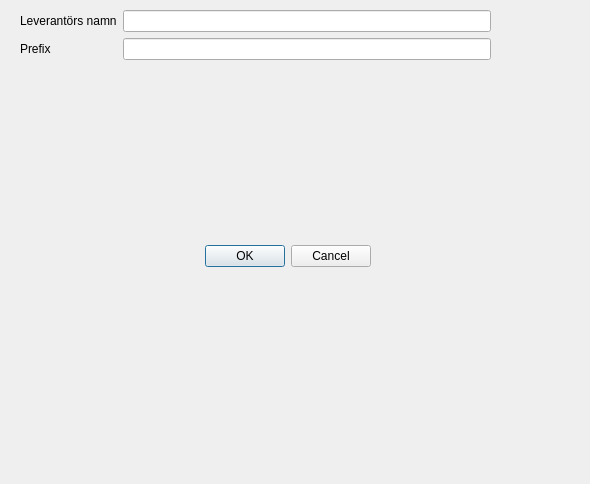
Before: the Qt Designer form supplierdialog.ui in stensel/prislista, drawn with Qt 5.
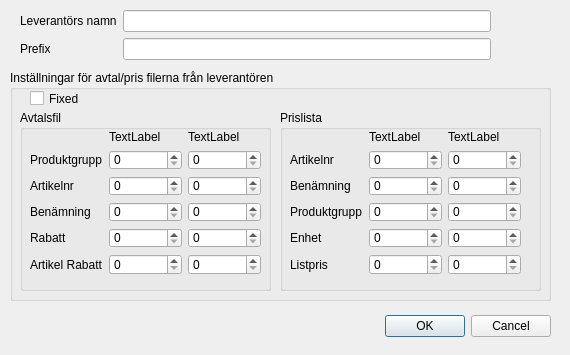
After: the same form once the commit is applied.

Diff of the .ui file:
```diff
--- a/supplierdialog.ui
+++ b/supplierdialog.ui
@@ -6,8 +6,8 @@
    <rect>
     <x>0</x>
     <y>0</y>
-    <width>590</width>
-    <height>484</height>
+    <width>570</width>
+    <height>355</height>
    </rect>
   </property>
   <property name="windowTitle">
@@ -16,8 +16,8 @@
   <widget class="QDialogButtonBox" name="buttonBox">
    <property name="geometry">
     <rect>
-     <x>30</x>
-     <y>240</y>
+     <x>210</x>
+     <y>310</y>
      <width>341</width>
      <height>32</height>
     </rect>
@@ -29,13 +29,13 @@
     <set>QDialogButtonBox::Cancel|QDialogButtonBox::Ok</set>
    </property>
   </widget>
-  <widget class="QWidget" name="">
+  <widget class="QWidget" name="layoutWidget">
    <property name="geometry">
     <rect>
      <x>20</x>
      <y>10</y>
      <width>471</width>
-     <height>141</height>
+     <height>51</height>
     </rect>
    </property>
    <layout class="QFormLayout" name="formLayout">
@@ -61,6 +61,241 @@
     </item>
    </layout>
   </widget>
+  <widget class="QGroupBox" name="groupBox">
+   <property name="geometry">
+    <rect>
+     <x>10</x>
+     <y>70</y>
+     <width>541</width>
+     <height>231</height>
+    </rect>
+   </property>
+   <property name="title">
+    <string>Inställningar för avtal/pris filerna från leverantören</string>
+   </property>
+   <widget class="QGroupBox" name="AgreementGP">
+    <property name="geometry">
+     <rect>
+      <x>10</x>
+      <y>40</y>
+      <width>251</width>
+      <height>181</height>
+     </rect>
+    </property>
+    <property name="title">
+     <string>Avtalsfil</string>
+    </property>
+    <widget class="QWidget" name="layoutWidget">
+     <property name="geometry">
+      <rect>
+       <x>10</x>
+       <y>20</y>
+       <width>231</width>
+       <height>145</height>
+      </rect>
+     </property>
+     <layout class="QGridLayout" name="gridLayout">
+      <item row="3" column="0">
+       <widget class="QLabel" name="label_5">
+        <property name="text">
+         <string>Benämning</string>
+        </property>
+       </widget>
+      </item>
+      <item row="1" column="3">
+       <widget class="QSpinBox" name="A_Product2"/>
+      </item>
+      <item row="2" column="0">
+       <widget class="QLabel" name="label_4">
+        <property name="text">
+         <string>Artikelnr</string>
+        </property>
+       </widget>
+      </item>
+      <item row="3" column="1">
+       <widget class="QSpinBox" name="A_Title1"/>
+      </item>
+      <item row="3" column="3">
+       <widget class="QSpinBox" name="A_Title2"/>
+      </item>
+      <item row="4" column="1">
+       <widget class="QSpinBox" name="A_Discount1"/>
+      </item>
+      <item row="4" column="3">
+       <widget class="QSpinBox" name="A_Discount2"/>
+      </item>
+      <item row="5" column="1">
+       <widget class="QSpinBox" name="A_ItemDiscount1"/>
+      </item>
+      <item row="5" column="0">
+       <widget class="QLabel" name="label_7">
+        <property name="text">
+         <string>Artikel Rabatt</string>
+        </property>
+       </widget>
+      </item>
+      <item row="4" column="0">
+       <widget class="QLabel" name="label_6">
+        <property name="text">
+         <string>Rabatt</string>
+        </property>
+       </widget>
+      </item>
+      <item row="5" column="3">
+       <widget class="QSpinBox" name="A_ItemDiscount2"/>
+      </item>
+      <item row="2" column="3">
+       <widget class="QSpinBox" name="A_Item2"/>
+      </item>
+      <item row="2" column="1">
+       <widget class="QSpinBox" name="A_Item1"/>
+      </item>
+      <item row="1" column="1">
+       <widget class="QSpinBox" name="A_Product1"/>
+      </item>
+      <item row="1" column="0">
+       <widget class="QLabel" name="label_3">
+        <property name="text">
+         <string>Produktgrupp</string>
+        </property>
+       </widget>
+      </item>
+      <item row="0" column="1">
+       <widget class="QLabel" name="A_C1L">
+        <property name="text">
+         <string>TextLabel</string>
+        </property>
+       </widget>
+      </item>
+      <item row="0" column="3">
+       <widget class="QLabel" name="A_C2L">
+        <property name="text">
+         <string>TextLabel</string>
+        </property>
+       </widget>
+      </item>
+     </layout>
+    </widget>
+   </widget>
+   <widget class="QGroupBox" name="PricelistGP">
+    <property name="geometry">
+     <rect>
+      <x>270</x>
+      <y>40</y>
+      <width>261</width>
+      <height>181</height>
+     </rect>
+    </property>
+    <property name="title">
+     <string>Prislista</string>
+    </property>
+    <widget class="QWidget" name="layoutWidget">
+     <property name="geometry">
+      <rect>
+       <x>10</x>
+       <y>20</y>
+       <width>231</width>
+       <height>145</height>
+      </rect>
+     </property>
+     <layout class="QGridLayout" name="gridLayout_2">
+      <item row="3" column="2">
+       <widget class="QSpinBox" name="P_Product2"/>
+      </item>
+      <item row="1" column="2">
+       <widget class="QSpinBox" name="P_Item2"/>
+      </item>
+      <item row="3" column="0">
+       <widget class="QLabel" name="label_10">
+        <property name="text">
+         <string>Produktgrupp</string>
+        </property>
+       </widget>
+      </item>
+      <item row="3" column="1">
+       <widget class="QSpinBox" name="P_Product1"/>
+      </item>
+      <item row="4" column="0">
+       <widget class="QLabel" name="label_11">
+        <property name="text">
+         <string>Enhet</string>
+        </property>
+       </widget>
+      </item>
+      <item row="2" column="1">
+       <widget class="QSpinBox" name="P_Title1"/>
+      </item>
+      <item row="5" column="1">
+       <widget class="QSpinBox" name="P_Listprice1"/>
+      </item>
+      <item row="1" column="1">
+       <widget class="QSpinBox" name="P_Item1"/>
+      </item>
+      <item row="2" column="0">
+       <widget class="QLabel" name="label_9">
+        <property name="text">
+         <string>Benämning</string>
+        </property>
+       </widget>
+      </item>
+      <item row="1" column="0">
+       <widget class="QLabel" name="label_8">
+        <property name="text">
+         <string>Artikelnr</string>
+        </property>
+       </widget>
+      </item>
+      <item row="5" column="2">
+       <widget class="QSpinBox" name="P_Listprice2"/>
+      </item>
+      <item row="2" column="2">
+       <widget class="QSpinBox" name="P_Title2"/>
+      </item>
+      <item row="4" column="1">
+       <widget class="QSpinBox" name="P_Uni1"/>
+      </item>
+      <item row="4" column="2">
+       <widget class="QSpinBox" name="P_Unit2"/>
+      </item>
+      <item row="5" column="0">
+       <widget class="QLabel" name="label_12">
+        <property name="text">
+         <string>Listpris</string>
+        </property>
+       </widget>
+      </item>
+      <item row="0" column="1">
+       <widget class="QLabel" name="P_C1L">
+        <property name="text">
+         <string>TextLabel</string>
+        </property>
+       </widget>
+      </item>
+      <item row="0" column="2">
+       <widget class="QLabel" name="P_C2L">
+        <property name="text">
+         <string>TextLabel</string>
+        </property>
+       </widget>
+      </item>
+     </layout>
+    </widget>
+   </widget>
+   <widget class="QCheckBox" name="AgreementFixed">
+    <property name="geometry">
+     <rect>
+      <x>20</x>
+      <y>20</y>
+      <width>70</width>
+      <height>17</height>
+     </rect>
+    </property>
+    <property name="text">
+     <string>Fixed</string>
+    </property>
+   </widget>
+  </widget>
+  <zorder>layoutWidget</zorder>
   <zorder>buttonBox</zorder>
   <zorder>SupplierName</zorder>
   <zorder>Prefix</zorder>
```
Left out of the diff: 6 changed lines with no effect on the pictures.
